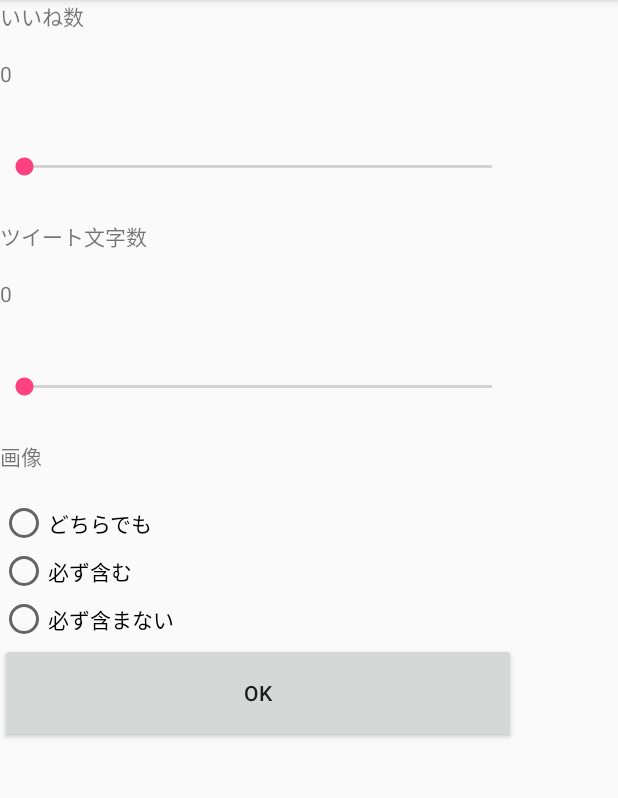
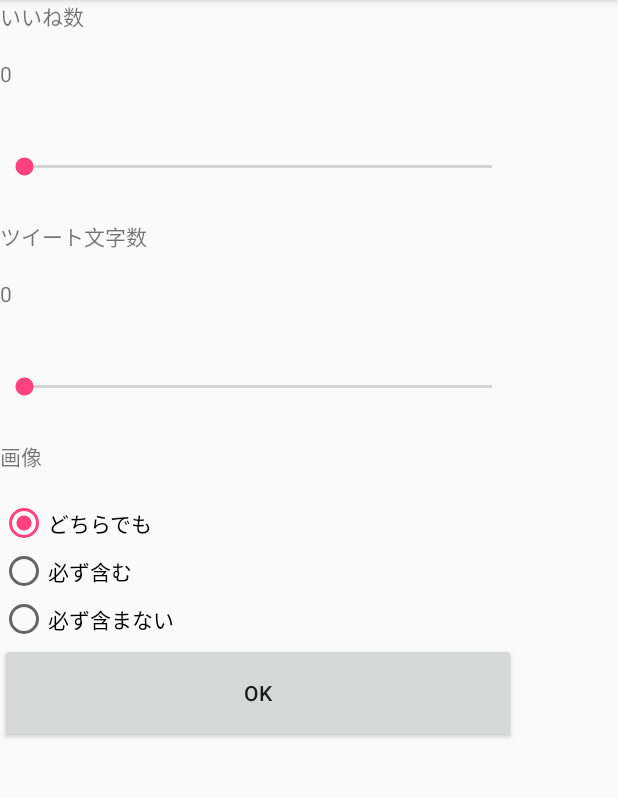
Before and after one commit to tamuchin/twitter_filter, an Android app: the MainActivity screen opened directly, with no data from a screen before it, in the options menu, after a tap on "option", on a phone screen of 412 x 824 dp, the part 84-882 px from its top. Run offline under Robolectric (Android 15) with nearby library versions, the phone set to English and light mode, and no system bars; 5 statements that could not run were skipped.

Commit message:
画像のバグ修正＋画像の有無でツイートを弾けるように

```diff
--- a/app/src/main/java/com/example/twitter_filter/FilteringParameter.java
+++ b/app/src/main/java/com/example/twitter_filter/FilteringParameter.java
@@ -11,9 +11,9 @@ public class FilteringParameter implements Serializable {
     private int minLength;                  //文字数条件
     private int minFav;                     //お気に入り数条件
     private int needImage;              //画層が含まれているかでフィルタリング
+    public final int BOTH = 0;
     public final int NEED_IMAGE = 1;
-    public final int NO_IMAGE = 0;
-    public final int BOTH = -1;
+    public final int NO_IMAGE = 2;
 
     FilteringParameter(){
         minLength = 0;
@@ -21,9 +21,10 @@ public class FilteringParameter implements Serializable {
         needImage = BOTH;
     }
 
-    FilteringParameter(int length, int fav){
+    FilteringParameter(int length, int fav, int image){
         minLength = length;
         minFav = fav;
+        needImage = image;
     }
 
     public int getMinLength() {
--- a/app/src/main/java/com/example/twitter_filter/MyAdapter.java
+++ b/app/src/main/java/com/example/twitter_filter/MyAdapter.java
@@ -42,12 +42,13 @@ public class MyAdapter extends ArrayAdapter<Status> {
         SmartImageView icon = (SmartImageView) convertView.findViewById(R.id.icon);
         icon.setImageUrl(item.getUser().getProfileImageURL());
 
+        SmartImageView pic1 = (SmartImageView) convertView.findViewById(R.id.pic1);
+        pic1.setImageBitmap(null);
+
         MediaEntity[] mediaEntities = item.getExtendedMediaEntities();
         if (mediaEntities.length > 0) {
-            SmartImageView pic1 = (SmartImageView) convertView.findViewById(R.id.pic1);
             pic1.setImageUrl(mediaEntities[0].getMediaURL());
         }
-
 
         return convertView;
     }
--- a/app/src/main/java/com/example/twitter_filter/OptionActivity.java
+++ b/app/src/main/java/com/example/twitter_filter/OptionActivity.java
@@ -6,6 +6,8 @@ import android.os.Bundle;
 import android.support.v7.app.AppCompatActivity;
 import android.view.View;
 import android.widget.Button;
+import android.widget.RadioButton;
+import android.widget.RadioGroup;
 import android.widget.SeekBar;
 import android.widget.TextView;
 
@@ -13,7 +15,9 @@ public class OptionActivity extends AppCompatActivity {
 
     TextView favNumber;
     TextView textSize;
+    RadioGroup radioGroup;
     Button okButton;
+    int checkedRadioButton = -1;
 
     @Override
     protected void onCreate(Bundle savedInstanceState) {
@@ -24,6 +28,7 @@ public class OptionActivity extends AppCompatActivity {
         final SeekBar textSeekBar = (SeekBar) findViewById(R.id.textSeekBar);
         favNumber = (TextView) findViewById(R.id.favNumber);
         textSize = (TextView) findViewById(R.id.textSize);
+        radioGroup = (RadioGroup) findViewById(R.id.radioButtonGroup);
         okButton = (Button) findViewById(R.id.okButton);
 
         favSeekBar.setMax(1000);
@@ -65,9 +70,21 @@ public class OptionActivity extends AppCompatActivity {
                 }
         );
 
+        radioGroup.check(R.id.radioButtonBoth);
+        radioGroup.setOnCheckedChangeListener(new RadioGroup.OnCheckedChangeListener() {
+            @Override
+            public void onCheckedChanged(RadioGroup group, int checkedId) {
+                RadioButton radio = (RadioButton)findViewById(checkedId);
+                if(radio.isChecked()) {
+                    System.out.println(group.indexOfChild(radio));
+                    checkedRadioButton = group.indexOfChild(radio);
+                }
+            }
+        });
+
         okButton.setOnClickListener(new View.OnClickListener() {
             public void onClick(View v) {
-                FilteringParameter filteringParameter = new FilteringParameter(textSeekBar.getProgress(), favSeekBar.getProgress());
+                FilteringParameter filteringParameter = new FilteringParameter(textSeekBar.getProgress(), favSeekBar.getProgress(), checkedRadioButton);
 
                 Intent intent = new Intent();
                 intent.putExtra("key", filteringParameter);
--- a/app/src/main/res/layout/activity_option.xml
+++ b/app/src/main/res/layout/activity_option.xml
@@ -69,7 +69,8 @@
             tools:layout_editor_absoluteY="27dp" />
 
         <RadioGroup android:layout_height="wrap_content"
-            android:layout_width="wrap_content">
+            android:layout_width="wrap_content"
+            android:id="@+id/radioButtonGroup">
             <RadioButton
                 android:id="@+id/radioButtonBoth"
                 android:layout_width="match_parent"
```
